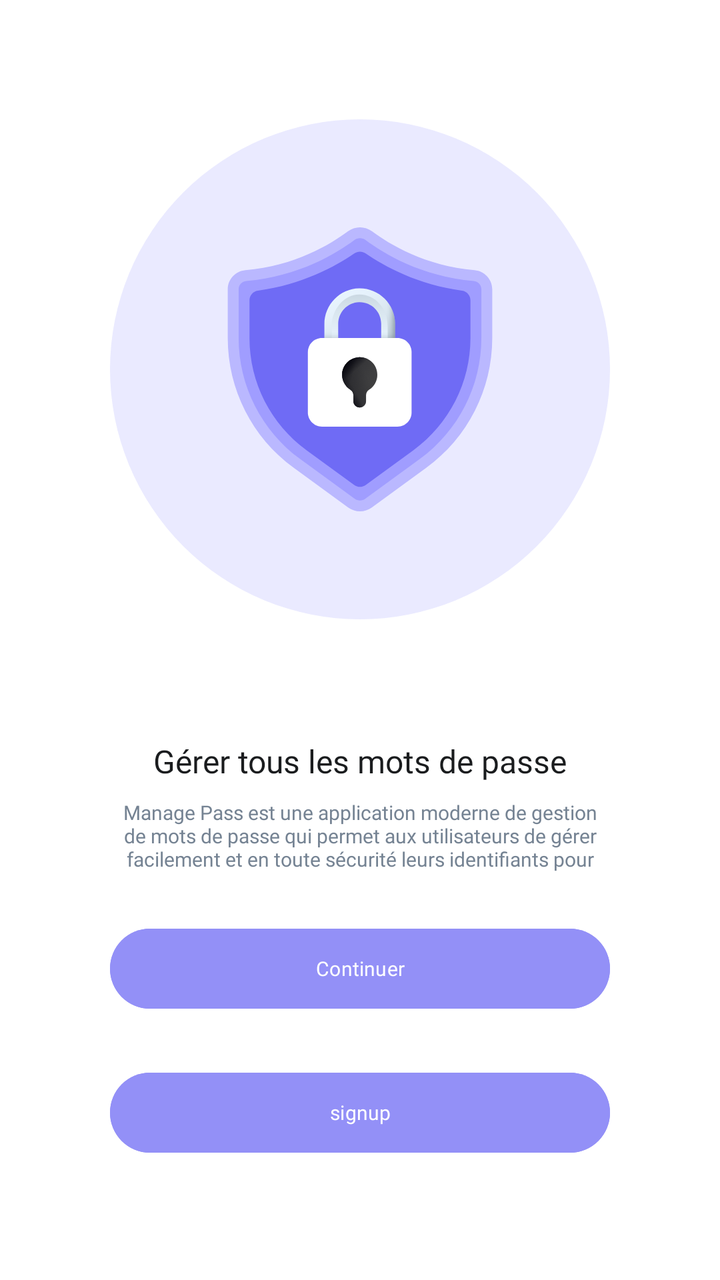
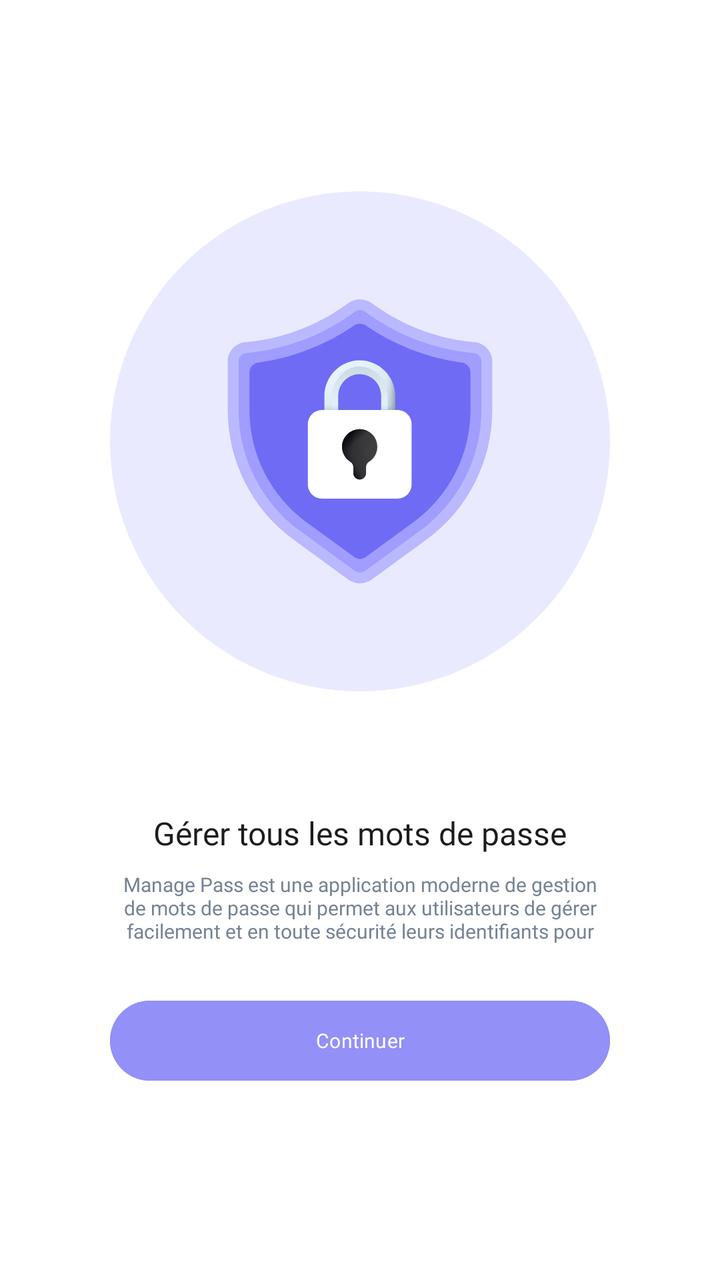

Screens rendered from an Android XML layout before and after an edit, with the pre-edit source and the edit as a unified diff.
<!-- AndroidManifest.xml: application theme Theme.ManagePass -->
<!-- res/layout/activity_main.xml -->
<?xml version="1.0" encoding="utf-8"?>
<androidx.constraintlayout.widget.ConstraintLayout xmlns:android="http://schemas.android.com/apk/res/android"
    xmlns:app="http://schemas.android.com/apk/res-auto"
    xmlns:tools="http://schemas.android.com/tools"
    android:id="@+id/main"
    android:layout_width="match_parent"
    android:layout_height="match_parent"
    tools:context=".MainActivity" android:background="@color/white">
    <LinearLayout
        android:layout_width="wrap_content"
        android:layout_height="wrap_content"
        android:orientation="vertical"
        app:layout_constraintBottom_toBottomOf="parent"
        app:layout_constraintEnd_toEndOf="parent"
        app:layout_constraintStart_toStartOf="parent"
        app:layout_constraintTop_toTopOf="parent">

        <ImageView
            android:id="@+id/home_image_view"
            android:layout_width="wrap_content"
            android:layout_height="wrap_content"
            app:srcCompat="@drawable/homepagelogo" />

        <TextView
            android:id="@+id/home_page_title"
            android:textAlignment="center"
            android:layout_marginTop="60dp"
            android:layout_width="match_parent"
            android:layout_height="wrap_content"
            android:text="@string/home_page_title" style="@style/mediumlarge" />

        <TextView
            android:id="@+id/home_page_description"
            android:layout_width="match_parent"
            android:layout_height="wrap_content"
            android:textAlignment="center"
            android:layout_marginTop="8dp"
            android:text="@string/home_page_description" style="@style/s_regular" />

        <Button
            android:id="@+id/ih"
            android:layout_width="match_parent"
            android:layout_height="wrap_content"
            android:layout_marginTop="24dp"
            android:backgroundTint="@color/mauve_pastel" android:text="@string/home_page_button" style="@style/s_semibold_white"/>
        <Button
            android:id="@+id/signup"
            android:layout_width="match_parent"
            android:layout_height="wrap_content"
            android:layout_marginTop="24dp"
            android:backgroundTint="@color/mauve_pastel" android:text="signup" style="@style/s_semibold_white"/>
    </LinearLayout>

</androidx.constraintlayout.widget.ConstraintLayout>
<!-- resources referenced by this layout -->
<resources>
  <color name="mauve_pastel">#9390F7</color>
  <color name="white">#FFFFFFFF</color>
  <!-- drawable homepagelogo: vector/xml drawable (drawable, 9677 chars, omitted) -->
  <string name="home_page_button">Continuer</string>
  <string name="home_page_description">Manage Pass est une application moderne de gestion de mots de passe qui permet aux utilisateurs de gérer facilement et en toute sécurité leurs identifiants pour divers sites web</string>
  <string name="home_page_title">Gérer tous les mots de passe</string>
  <style name="mediumlarge" parent="lexend_bold">
          <item name="android:textColor">@color/neutral</item>
          <item name="android:textSize">16dp</item>
      </style>
  <style name="s_regular" parent="lexend_medium">
          <item name="android:textColor">@color/gris_ardoise</item>
          <item name="android:textSize">10dp</item>
      </style>
  <style name="s_semibold_white" parent="lexend_semibold">
          <item name="android:textColor">@color/white</item>
          <item name="android:textSize">10dp</item>
      </style>
  <style name="Theme.ManagePass" parent="Base.Theme.ManagePass" />
  <style name="lexend_bold">
          <item name="android:fontFamily">@font/lexendbold</item>
      </style>
  <color name="neutral">#1A1C1E</color>
  <style name="lexend_medium">
          <item name="android:fontFamily">@font/lexendmedium</item>
      </style>
  <color name="gris_ardoise">#758393</color>
  <style name="lexend_semibold">
          <item name="android:fontFamily">@font/lexendsemibold</item>
      </style>
  <style name="Base.Theme.ManagePass" parent="Theme.Material3.DayNight.NoActionBar">
          
          
      </style>
</resources>

<!-- the commit's change to res/layout/activity_main.xml (unified diff, before → after) -->
@@ -43,12 +43,7 @@
             android:layout_height="wrap_content"
             android:layout_marginTop="24dp"
             android:backgroundTint="@color/mauve_pastel" android:text="@string/home_page_button" style="@style/s_semibold_white"/>
-        <Button
-            android:id="@+id/signup"
-            android:layout_width="match_parent"
-            android:layout_height="wrap_content"
-            android:layout_marginTop="24dp"
-            android:backgroundTint="@color/mauve_pastel" android:text="signup" style="@style/s_semibold_white"/>
+
     </LinearLayout>
 
 </androidx.constraintlayout.widget.ConstraintLayout>
